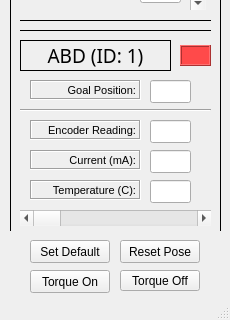
First picture: the form in rqt_finger_manipulation/resource/main_window.ui, repository Yuandi-Huang/mint_hand, before the edit; both pictures show x 0 to 230 and y 610 to 930 of the 230 by 930 pixel window.
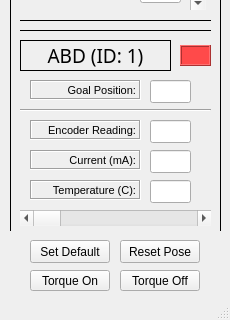
Second picture: the form after the edit.

Commit message: Fixed update loop and added GUI features - modified service call functions to properly handle futures - added reading position limits on startup - added dynamic rescale of scrollbar limits to match position limits - expanded input error checks

Diff of the .ui file:
```diff
--- a/rqt_finger_manipulation/resource/main_window.ui
+++ b/rqt_finger_manipulation/resource/main_window.ui
@@ -1452,7 +1452,7 @@
       <x>30</x>
       <y>880</y>
       <width>80</width>
-      <height>23</height>
+      <height>21</height>
      </rect>
     </property>
     <property name="text">
```
The commit also changes 7 other files.
